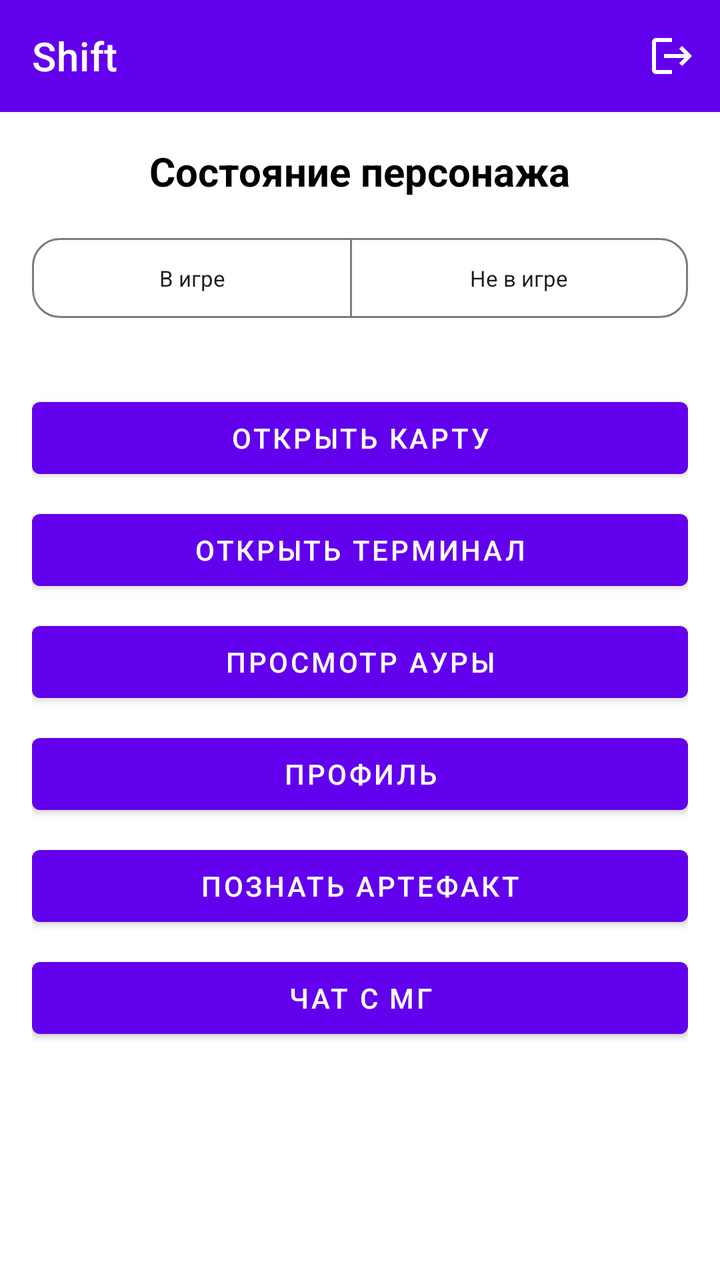
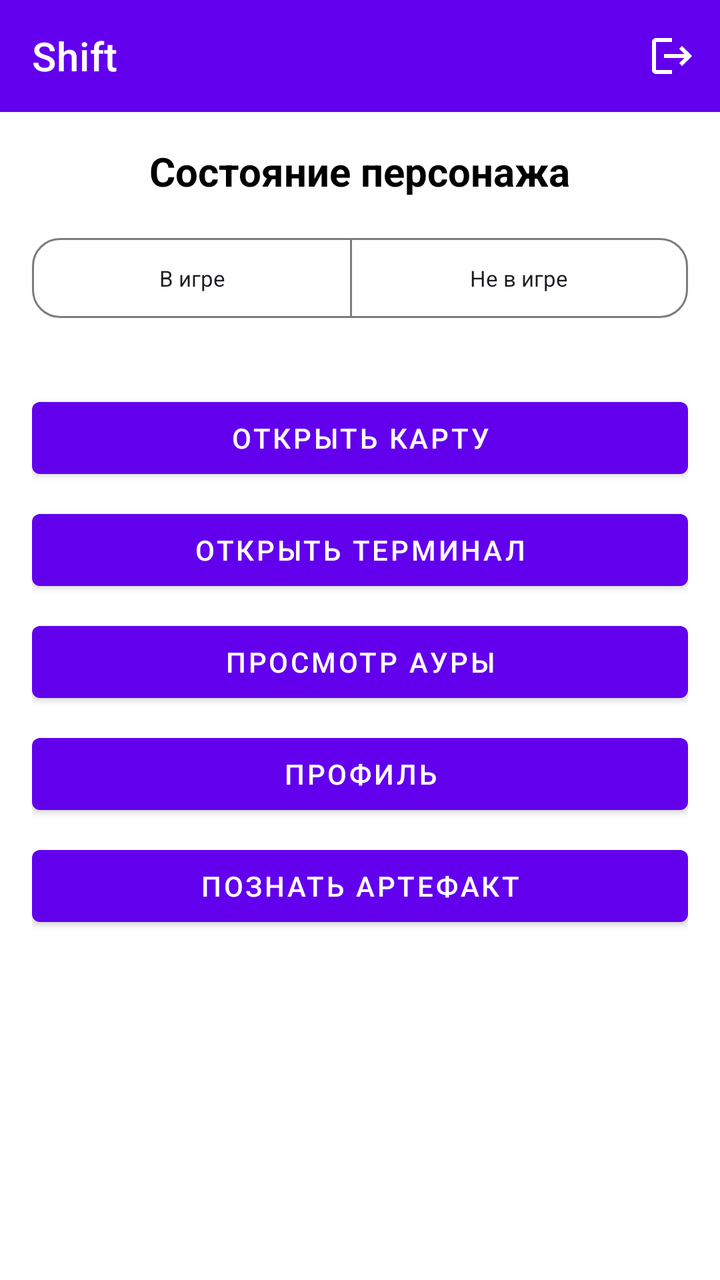

An Android layout rendered at two revisions. The XML below is the earlier revision; the diff shows what the commit changed to produce the second picture.
<!-- AndroidManifest.xml: application theme Theme.Shift -->
<!-- res/layout/activity_main.xml -->
<?xml version="1.0" encoding="utf-8"?>
<LinearLayout xmlns:android="http://schemas.android.com/apk/res/android"
    xmlns:app="http://schemas.android.com/apk/res-auto"
    android:layout_width="match_parent"
    android:layout_height="match_parent"
    android:orientation="vertical">

    <com.google.android.material.appbar.MaterialToolbar
        android:id="@+id/toolbar"
        android:layout_width="match_parent"
        android:layout_height="?attr/actionBarSize"
        android:background="?attr/colorPrimary"
        android:theme="@style/ThemeOverlay.Material3.Dark.ActionBar"
        app:title="Shift"
        app:menu="@menu/main_menu" />

    
    <LinearLayout
        android:id="@+id/loadingLayout"
        android:layout_width="match_parent"
        android:layout_height="match_parent"
        android:orientation="vertical"
        android:padding="16dp"
        android:gravity="center"
        android:visibility="gone">

        <ProgressBar
            android:layout_width="wrap_content"
            android:layout_height="wrap_content"
            android:layout_marginBottom="16dp" />

        <TextView
            android:layout_width="wrap_content"
            android:layout_height="wrap_content"
            android:text="@string/loading_profile"
            android:textSize="18sp"
            android:gravity="center" />

    </LinearLayout>


    <ScrollView
        android:layout_width="match_parent"
        android:layout_height="wrap_content"
        android:maxHeight="200dp"
        android:scrollbars="vertical">

    
    <LinearLayout
        android:id="@+id/contentLayout"
        android:layout_width="match_parent"
        android:layout_height="match_parent"
        android:orientation="vertical"
        android:padding="16dp"
        android:gravity="center">

    <TextView
        android:layout_width="wrap_content"
        android:layout_height="wrap_content"
        android:text="Состояние персонажа"
        android:textSize="20sp"
        android:textStyle="bold"
        android:layout_marginBottom="16dp"/>

    <com.google.android.material.button.MaterialButtonToggleGroup
        xmlns:android="http://schemas.android.com/apk/res/android"
        xmlns:app="http://schemas.android.com/apk/res-auto"
        android:id="@+id/inGameSelector"
        android:layout_width="match_parent"
        android:layout_height="wrap_content"
        android:orientation="horizontal"
        android:gravity="center"
        android:layout_marginBottom="32dp"
        android:weightSum="2"
        app:selectionRequired="true"
        app:singleSelection="true">

    <com.google.android.material.button.MaterialButton
        android:id="@+id/inGame"
        style="@style/selector_style"
        android:layout_width="wrap_content"
        android:layout_height="wrap_content"
        android:text="В игре" />

    <com.google.android.material.button.MaterialButton
        android:id="@+id/outGame"
        style="@style/selector_style"
        android:layout_width="wrap_content"
        android:layout_height="wrap_content"
        android:text="Не в игре" />
    </com.google.android.material.button.MaterialButtonToggleGroup>

    <com.google.android.material.button.MaterialButton
        android:id="@+id/btnOpenMap"
        android:text="Открыть карту"
        android:layout_width="match_parent"
        android:layout_height="wrap_content"
        android:layout_marginBottom="8dp"/>

    <com.google.android.material.button.MaterialButton
        android:id="@+id/openTerminalButton"
        android:layout_width="match_parent"
        android:layout_height="wrap_content"
        android:text="Открыть терминал"
        android:layout_marginBottom="8dp"/>

    <com.google.android.material.button.MaterialButton
        android:id="@+id/openAuraButton"
        android:layout_width="match_parent"
        android:layout_height="wrap_content"
        android:text="Просмотр ауры"
        android:layout_marginBottom="8dp"/>

    <com.google.android.material.button.MaterialButton
        android:id="@+id/btnToggleAuraHidden"
        android:layout_width="match_parent"
        android:layout_height="wrap_content"
        android:text="Скрыть ауру"
        android:layout_marginBottom="8dp"
        android:visibility="gone"/>

    <com.google.android.material.button.MaterialButton
        android:id="@+id/btnOpenProfile"
        android:layout_width="match_parent"
        android:layout_height="wrap_content"
        android:text="Профиль"
        android:layout_marginBottom="8dp"/>

    <com.google.android.material.button.MaterialButton
        android:id="@+id/btnScanArtifact"
        android:layout_width="match_parent"
        android:layout_height="wrap_content"
        android:text="Познать артефакт"
        android:layout_marginBottom="8dp"/>

    <com.google.android.material.button.MaterialButton
        android:id="@+id/btnFamiliar"
        android:layout_width="match_parent"
        android:layout_height="wrap_content"
        android:text="Фамильяр"
        android:layout_marginBottom="8dp"
        android:visibility="gone"/>

    <com.google.android.material.button.MaterialButton
        android:id="@+id/btnMessagesChat"
        android:layout_width="match_parent"
        android:layout_height="wrap_content"
        android:text="Чат с МГ"
        android:layout_marginBottom="8dp"/>

    <com.google.android.material.button.MaterialButton
        android:id="@+id/btnRitual"
        android:layout_width="match_parent"
        android:layout_height="wrap_content"
        android:text="Я провёл ритуал"
        android:layout_marginBottom="8dp"
        android:visibility="gone"/>

    
    <com.google.android.material.button.MaterialButton
        android:id="@+id/btnAuraEditor"
        android:layout_width="match_parent"
        android:layout_height="wrap_content"
        android:text="Редактор Ауры"
        android:layout_marginBottom="8dp"
        android:visibility="gone"/>

    <com.google.android.material.button.MaterialButton
        android:id="@+id/btnCreateArtifact"
        android:layout_width="match_parent"
        android:layout_height="wrap_content"
        android:text="Создать артефакт"
        android:layout_marginBottom="8dp"
        android:visibility="gone"/>

        <com.google.android.material.button.MaterialButton
            android:id="@+id/btnArtifactPassport"
            android:layout_width="match_parent"
            android:layout_height="wrap_content"
            android:text="@string/artifact_passport_button"
            android:layout_marginBottom="8dp"
            android:visibility="gone"/>

    <com.google.android.material.button.MaterialButton
        android:id="@+id/btnMgProfileView"
        android:layout_width="match_parent"
        android:layout_height="wrap_content"
        android:text="Просмотр профиля"
        android:layout_marginBottom="8dp"
        android:visibility="gone"/>

    
    <LinearLayout
        android:id="@+id/effectsSection"
        android:layout_width="match_parent"
        android:layout_height="wrap_content"
        android:orientation="vertical"
        android:background="@drawable/bg_effects_section"
        android:padding="16dp"
        android:layout_marginTop="16dp"
        android:visibility="gone">

        <TextView
            android:layout_width="match_parent"
            android:layout_height="wrap_content"
            android:text="@string/profile_effects"
            android:textStyle="bold"
            android:textSize="16sp"
            android:layout_marginBottom="8dp"/>

            <LinearLayout
                android:id="@+id/effectsList"
                android:layout_width="match_parent"
                android:layout_height="wrap_content"
                android:orientation="vertical"/>

    </LinearLayout>

    </LinearLayout>

</ScrollView>

</LinearLayout>
<!-- resources referenced by this layout -->
<resources>
  <!-- drawable bg_effects_section (drawable) -->
  <?xml version="1.0" encoding="utf-8"?>
  <shape xmlns:android="http://schemas.android.com/apk/res/android">
      <solid android:color="@color/effects_background" />
      <corners android:radius="16dp" />
      <stroke 
          android:width="2dp" 
          android:color="@color/effects_border" />
  </shape>
  <string name="artifact_passport_button">Паспорт артефактов</string>
  <string name="loading_profile">Загрузка профиля...</string>
  <string name="profile_effects">Эффекты (Игротехника!)</string>
  <style name="selector_style" parent="Widget.Material3.Button.OutlinedButton">
          <item name="cornerRadius">14dp</item>
          <item name="android:textColor">#1D1B20</item>
          <item name="android:textSize">11sp</item>
          <item name="android:layout_weight">1</item>
          <item name="android:paddingStart">4dp</item>
          <item name="android:paddingEnd">4dp</item>
          <item name="strokeColor">#7C7C7C</item>
          <item name="backgroundTint">@drawable/selector_style_background_tint</item>
          <item name="rippleColor">@color/ripple_material_dark</item>
          <item name="iconTint">@null</item>
      </style>
  <style name="Theme.Shift" parent="Theme.MaterialComponents.Light.NoActionBar">
          
          <item name="colorPrimary">@color/purple_500</item>
          <item name="colorPrimaryVariant">@color/purple_700</item>
          <item name="colorOnPrimary">@color/white</item>
          
          <item name="colorSecondary">@color/teal_200</item>
          <item name="colorSecondaryVariant">@color/teal_700</item>
          <item name="colorOnSecondary">@color/black</item>
          
          <item name="android:statusBarColor">?attr/colorPrimaryVariant</item>
          
          <item name="android:forceDarkAllowed">false</item>
          <item name="android:windowBackground">@android:color/white</item>
          <item name="android:textColor">@android:color/black</item>
          <item name="android:textColorPrimary">@android:color/black</item>
          <item name="android:textColorSecondary">@android:color/black</item>
          <item name="android:windowOptOutEdgeToEdgeEnforcement">true</item>
          
      </style>
  <color name="effects_background">#FFF3E0</color>
  <color name="effects_border">#FF9800</color>
  <!-- drawable selector_style_background_tint (drawable) -->
  <selector xmlns:android="http://schemas.android.com/apk/res/android">
      <item android:color="#CCECFF" android:state_enabled="true" android:state_checked="true"/>
  </selector>
  <color name="purple_500">#FF6200EE</color>
  <color name="purple_700">#FF3700B3</color>
  <color name="white">#FFFFFFFF</color>
  <color name="teal_200">#FF03DAC5</color>
  <color name="teal_700">#FF018786</color>
  <color name="black">#FF000000</color>
</resources>

<!-- the commit's change to res/layout/activity_main.xml (unified diff, before → after) -->
@@ -146,6 +146,7 @@
         android:layout_width="match_parent"
         android:layout_height="wrap_content"
         android:text="Чат с МГ"
+        android:visibility="gone"
         android:layout_marginBottom="8dp"/>
 
     <com.google.android.material.button.MaterialButton
